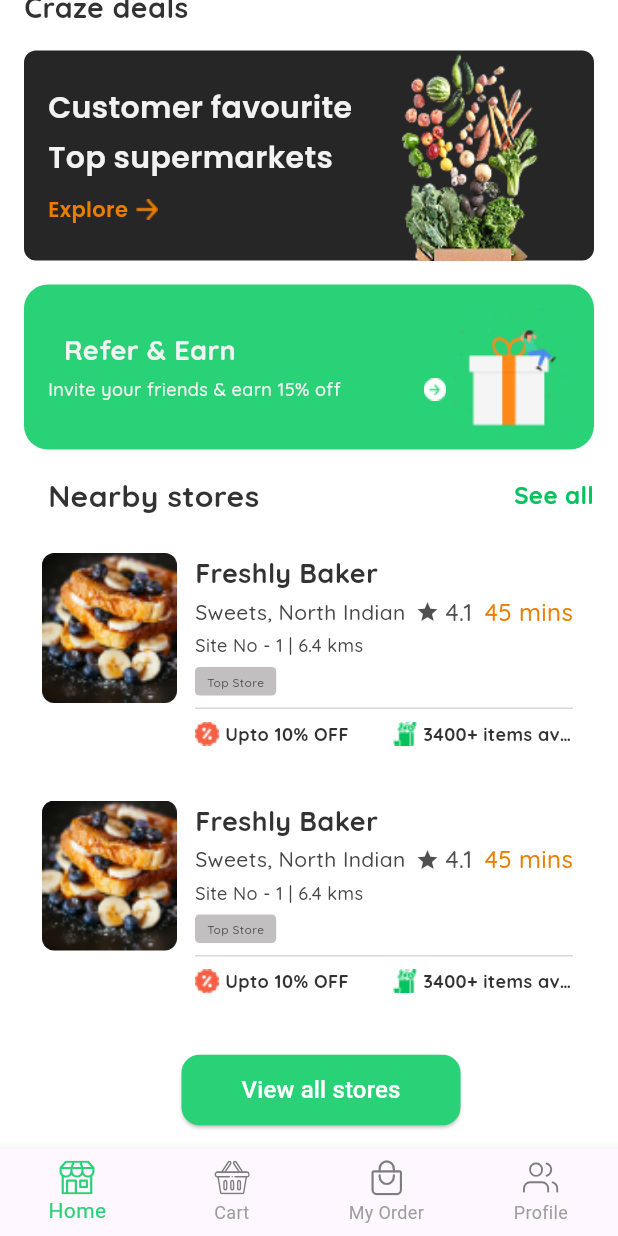
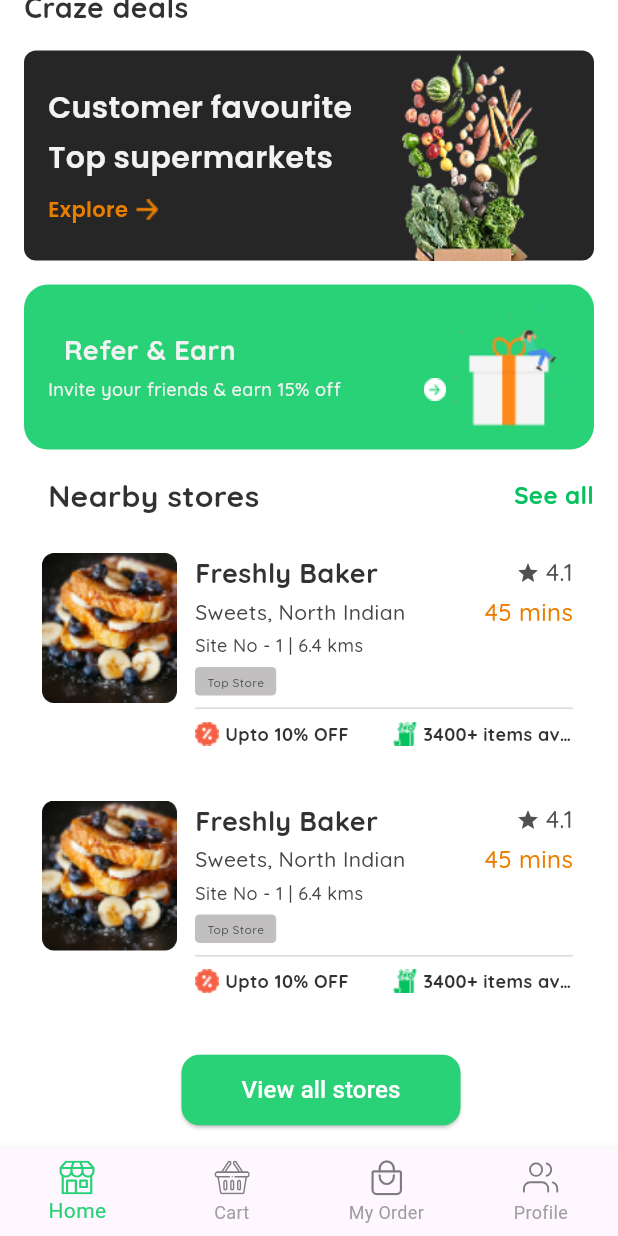
Before and after one commit to Sujin14/boarding_app, a Flutter app: the screen it shows after launch, scrolled down 1060 dp, on a phone screen of 412 x 824 dp. Run offline on Flutter 3.47's test engine with Material 3 defaults, Android fonts, the phone set to English and light mode, and no system bars; our stand-ins replace flutter_svg, google_fonts.

```diff
--- a/lib/widgets/nearby_stores_list.dart
+++ b/lib/widgets/nearby_stores_list.dart
@@ -37,9 +37,12 @@ class NearbyStoresList extends StatelessWidget {
 
         const SizedBox(height: 12),
 
-        // Stores List
-        Column(
-          children: List.generate(2, (index) {
+        // Stores List (FIXED)
+        ListView.builder(
+          shrinkWrap: true,
+          physics: const NeverScrollableScrollPhysics(),
+          itemCount: 2,
+          itemBuilder: (context, index) {
             return Container(
               margin: const EdgeInsets.only(bottom: 12),
               padding: const EdgeInsets.all(12),
@@ -70,28 +73,17 @@ class NearbyStoresList extends StatelessWidget {
                     child: Column(
                       crossAxisAlignment: CrossAxisAlignment.start,
                       children: [
-                        // Store Name
-                        Text(
-                          "Freshly Baker",
-                          style: GoogleFonts.quicksand(
-                            fontSize: 18,
-                            fontWeight: FontWeight.w700,
-                            color: AppColors.primaryText,
-                          ),
-                        ),
-                        const SizedBox(height: 2),
-
-                        // Cuisine + Rating + Time
+                        // Store Name + Rating
                         Row(
                           mainAxisAlignment: MainAxisAlignment.spaceBetween,
                           children: [
                             Expanded(
                               child: Text(
-                                "Sweets, North Indian",
+                                "Freshly Baker",
                                 style: GoogleFonts.quicksand(
-                                  fontSize: 14,
-                                  fontWeight: FontWeight.w500,
-                                  color: AppColors.secondaryText,
+                                  fontSize: 18,
+                                  fontWeight: FontWeight.w700,
+                                  color: AppColors.primaryText,
                                 ),
                                 overflow: TextOverflow.ellipsis,
                               ),
@@ -112,16 +104,35 @@ class NearbyStoresList extends StatelessWidget {
                                     color: AppColors.ratingGreyNearby,
                                   ),
                                 ),
-                                const SizedBox(width: 8),
-                                Text(
-                                  "45 mins",
-                                  style: GoogleFonts.quicksand(
-                                    fontSize: 16,
-                                    fontWeight: FontWeight.w500,
-                                    color: AppColors.timeOrange,
-                                  ),
+                              ],
+                            ),
+                          ],
+                        ),
+
+                        const SizedBox(height: 2),
+
+                        // Cuisine + Time
+                        Row(
+                          mainAxisAlignment: MainAxisAlignment.spaceBetween,
+                          children: [
+                            Expanded(
+                              child: Text(
+                                "Sweets, North Indian",
+                                style: GoogleFonts.quicksand(
+                                  fontSize: 14,
+                                  fontWeight: FontWeight.w500,
+                                  color: AppColors.secondaryText,
                                 ),
-                              ],
+                                overflow: TextOverflow.ellipsis,
+                              ),
+                            ),
+                            Text(
+                              "45 mins",
+                              style: GoogleFonts.quicksand(
+                                fontSize: 16,
+                                fontWeight: FontWeight.w500,
+                                color: AppColors.timeOrange,
+                              ),
                             ),
                           ],
                         ),
@@ -137,6 +148,7 @@ class NearbyStoresList extends StatelessWidget {
                             color: AppColors.secondaryText,
                           ),
                         ),
+
                         const SizedBox(height: 6),
 
                         // Top Store Badge
@@ -221,7 +233,7 @@ class NearbyStoresList extends StatelessWidget {
                 ],
               ),
             );
-          }),
+          },
         ),
       ],
     );
```
Also changed, not shown: lib/screens/notifications_screen.dart (+3 -110 lines), lib/widgets/notification_body.dart (added, +48 -0 lines), lib/widgets/notification_item.dart (added, +109 -0 lines).
